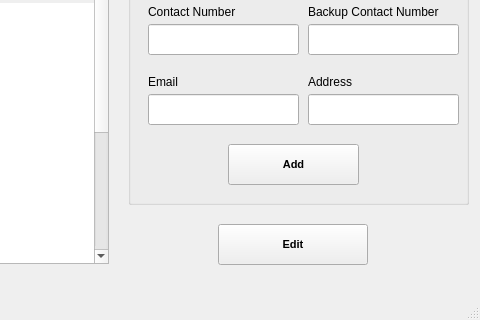
First picture: the form in Screens/Customers.ui, repository basil-ali-khan/Inventory-Management-System, before the edit; both pictures show x 762 to 1242 and y 186 to 506 of the 1242 by 506 pixel window.
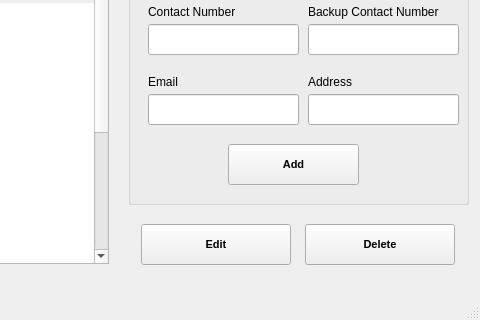
Second picture: the form after the edit.

Commit message: Delete functionality added

```diff
--- a/Screens/Customers.ui
+++ b/Screens/Customers.ui
@@ -463,7 +463,7 @@
    <widget class="QPushButton" name="editCustomerButton">
     <property name="geometry">
      <rect>
-      <x>980</x>
+      <x>903</x>
       <y>410</y>
       <width>150</width>
       <height>41</height>
@@ -500,6 +500,26 @@
      <string>Search</string>
     </property>
    </widget>
+   <widget class="QPushButton" name="deleteCustomerButton">
+    <property name="geometry">
+     <rect>
+      <x>1067</x>
+      <y>410</y>
+      <width>150</width>
+      <height>41</height>
+     </rect>
+    </property>
+    <property name="font">
+     <font>
+      <pointsize>8</pointsize>
+      <weight>75</weight>
+      <bold>true</bold>
+     </font>
+    </property>
+    <property name="text">
+     <string>Delete</string>
+    </property>
+   </widget>
   </widget>
   <widget class="QMenuBar" name="menubar">
    <property name="geometry">
```
The commit also changes 18 other files.
